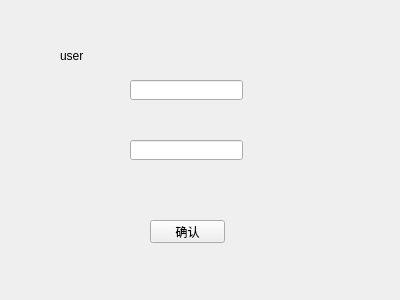
Above: WeNoChat/user.ui from CladernyJorn/WeNoChat before the change. Below: the same form after it.
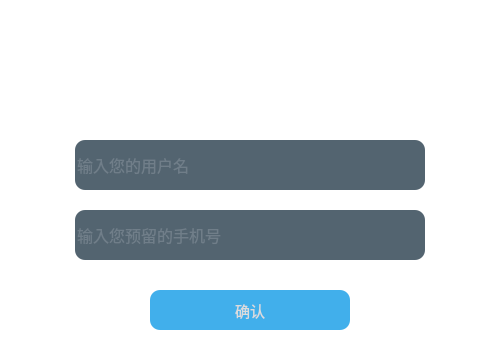
That is the form after the change. Icons and pictures are not drawn.

Diff of the .ui file:
```diff
--- a/WeNoChat/user.ui
+++ b/WeNoChat/user.ui
@@ -6,58 +6,232 @@
    <rect>
     <x>0</x>
     <y>0</y>
-    <width>400</width>
-    <height>300</height>
+    <width>500</width>
+    <height>350</height>
    </rect>
   </property>
   <property name="windowTitle">
    <string>Form</string>
   </property>
-  <widget class="QPushButton" name="pushButton">
+  <property name="styleSheet">
+   <string notr="true">*{
+background:rgb(255, 255, 255);
+font-size:15px;
+font-style:MingLiU-ExtB;
+}
+QFrame{
+border:sold 10px rgba(0,0,0);
+background-image: url(:/assets/loginbackground.png);
+}
+QLineEdit{
+color:#8d98a1;
+background-color:rgba(64, 83, 97, 230);
+font-size:16px;
+border-style:outset;
+border-radius:10px;
+font-style:MingLiU-ExtB;
+}
+QLineEdit:hover{
+color:#8d98a1;
+background-color:rgba(64, 83, 97, 80);
+font-size:16px;
+border-style:outset;
+border-radius:10px;
+font-style:MingLiU-ExtB;
+}
+QLineEdit:focus{
+color:#8d98a1;
+background-color:rgba(64, 83, 97, 180);
+font-size:16px;
+border-style:outset;
+border-radius:10px;
+font-style:MingLiU-ExtB;
+}
+
+QComboBox{
+color:#8d98a1;
+background-color:rgba(64, 83, 97, 230);
+font-size:16px;
+border-style:outset;
+border-radius:10px;
+font-style:MingLiU-ExtB;
+}
+QComboBox:hover{
+color:#8d98a1;
+background-color:rgba(64, 83, 97, 80);
+font-size:16px;
+border-style:outset;
+border-radius:10px;
+font-style:MingLiU-ExtB;
+}
+QComboBox:focus{
+color:#8d98a1;
+background-color:rgba(64, 83, 97, 180);
+font-size:16px;
+border-style:outset;
+border-radius:10px;
+font-style:MingLiU-ExtB;
+}
+
+QPushButton{
+background:rgb(65, 175, 235);
+color:rgb(220, 220, 220);
+border-style:outset;
+border-radius:10px;
+font-style:MingLiU-ExtB;
+}
+QPushButton:hover{
+background-color:rgba(80, 190, 250,130);
+border-style:inset;
+font-style:MingLiU-ExtB;
+}
+QPushButton:pressed{
+background-color:rgba(80, 190, 250,255);
+border-style:inset;
+font-style:MingLiU-ExtB;
+}
+
+
+
+QPushButton#hideButton{
+background: rgba(255, 255, 255, 0);
+color: rgb(255, 255, 255);
+font-style:MingLiU-ExtB;
+}
+QPushButton#hideButton:hover{
+background: rgba(212, 212, 212, 100);
+color: rgb(255, 255, 255);
+font-style:MingLiU-ExtB;
+}
+QPushButton#hideButton:pressed{
+background: rgba(212, 212, 212, 255);
+color: rgb(255, 255, 255);
+font-style:MingLiU-ExtB;
+}
+QPushButton#closeButton{
+background: rgba(255, 255, 255, 0);
+color: rgb(255, 255, 255);
+font-style:MingLiU-ExtB;
+}
+QPushButton#closeButton:hover{
+background: rgba(255, 0, 0, 100);
+color: rgb(255, 255, 255);
+font-style:MingLiU-ExtB;
+}
+QPushButton#closeButton:pressed{
+background: rgba(255, 0, 0, 255);
+color: rgb(255, 255, 255);
+font-style:MingLiU-ExtB;
+}
+QCheckBox{
+background:rgba(85,170,255,0);
+color:white;
+font-style:MingLiU-ExtB;
+}
+QLabel{
+background:rgba(85,170,255,0);
+color:white;
+font-style:MingLiU-ExtB;
+font-size:14px;
+}
+</string>
+  </property>
+  <widget class="QFrame" name="frame">
    <property name="geometry">
     <rect>
-     <x>150</x>
-     <y>220</y>
-     <width>75</width>
-     <height>23</height>
+     <x>0</x>
+     <y>0</y>
+     <width>500</width>
+     <height>350</height>
     </rect>
    </property>
-   <property name="text">
-    <string>确认</string>
+   <property name="frameShape">
+    <enum>QFrame::StyledPanel</enum>
    </property>
-  </widget>
-  <widget class="QLineEdit" name="userName">
-   <property name="geometry">
-    <rect>
-     <x>130</x>
-     <y>80</y>
-     <width>113</width>
-     <height>20</height>
-    </rect>
+   <property name="frameShadow">
+    <enum>QFrame::Raised</enum>
    </property>
-  </widget>
-  <widget class="QLineEdit" name="phonenumber">
-   <property name="geometry">
-    <rect>
-     <x>130</x>
-     <y>140</y>
-     <width>113</width>
-     <height>20</height>
-    </rect>
-   </property>
-  </widget>
-  <widget class="QLabel" name="label">
-   <property name="geometry">
-    <rect>
-     <x>60</x>
-     <y>50</y>
-     <width>54</width>
-     <height>12</height>
-    </rect>
-   </property>
-   <property name="text">
-    <string>user</string>
-   </property>
+   <widget class="QLabel" name="label">
+    <property name="geometry">
+     <rect>
+      <x>125</x>
+      <y>40</y>
+      <width>250</width>
+      <height>91</height>
+     </rect>
+    </property>
+    <property name="text">
+     <string>&lt;html&gt;&lt;head/&gt;&lt;body&gt;&lt;p align=&quot;center&quot;&gt;&lt;span style=&quot; font-size:26pt; font-weight:600;&quot;&gt;找回密码&lt;/span&gt;&lt;/p&gt;&lt;p align=&quot;center&quot;&gt;&lt;span style=&quot; font-size:7pt;&quot;&gt;确认用户信息&lt;/span&gt;&lt;/p&gt;&lt;/body&gt;&lt;/html&gt;</string>
+    </property>
+   </widget>
+   <widget class="QLineEdit" name="userName">
+    <property name="geometry">
+     <rect>
+      <x>75</x>
+      <y>140</y>
+      <width>350</width>
+      <height>50</height>
+     </rect>
+    </property>
+    <property name="placeholderText">
+     <string>输入您的用户名</string>
+    </property>
+   </widget>
+   <widget class="QPushButton" name="pushButton">
+    <property name="geometry">
+     <rect>
+      <x>150</x>
+      <y>290</y>
+      <width>200</width>
+      <height>40</height>
+     </rect>
+    </property>
+    <property name="text">
+     <string>确认</string>
+    </property>
+   </widget>
+   <widget class="QLineEdit" name="phonenumber">
+    <property name="geometry">
+     <rect>
+      <x>75</x>
+      <y>210</y>
+      <width>350</width>
+      <height>50</height>
+     </rect>
+    </property>
+    <property name="placeholderText">
+     <string>输入您预留的手机号</string>
+    </property>
+   </widget>
+   <widget class="QPushButton" name="hideButton">
+    <property name="geometry">
+     <rect>
+      <x>440</x>
+      <y>0</y>
+      <width>31</width>
+      <height>28</height>
+     </rect>
+    </property>
+    <property name="text">
+     <string>—</string>
+    </property>
+   </widget>
+   <widget class="QPushButton" name="closeButton">
+    <property name="enabled">
+     <bool>true</bool>
+    </property>
+    <property name="geometry">
+     <rect>
+      <x>470</x>
+      <y>0</y>
+      <width>31</width>
+      <height>28</height>
+     </rect>
+    </property>
+    <property name="text">
+     <string>×</string>
+    </property>
+   </widget>
   </widget>
  </widget>
  <resources/>
```
